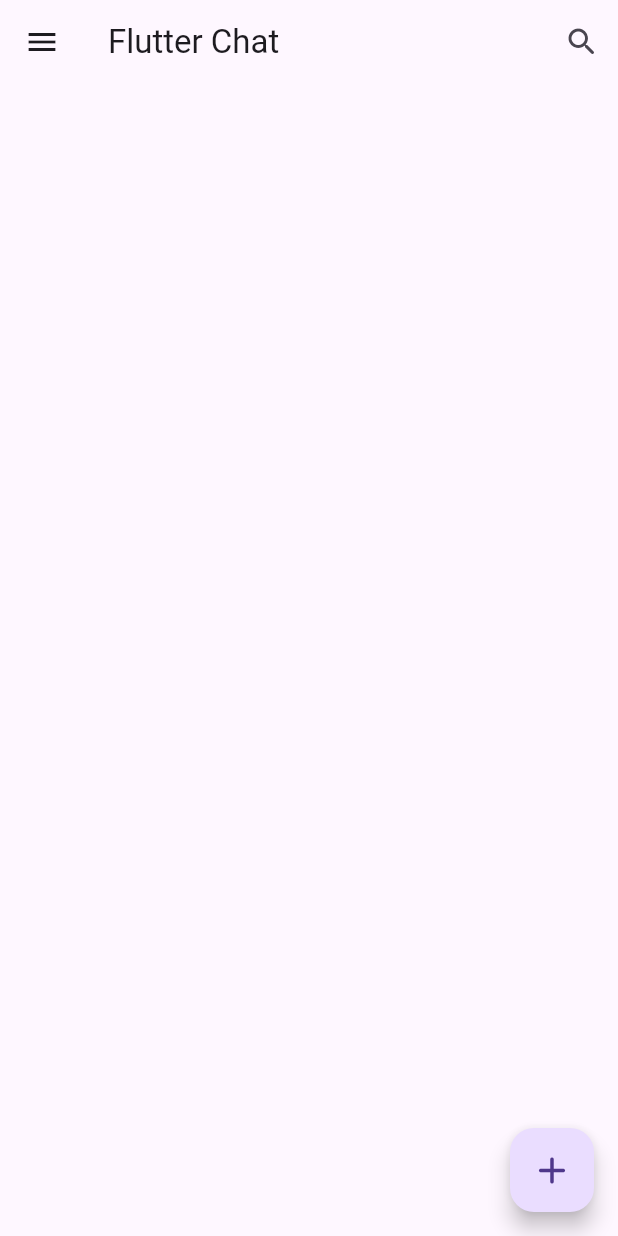
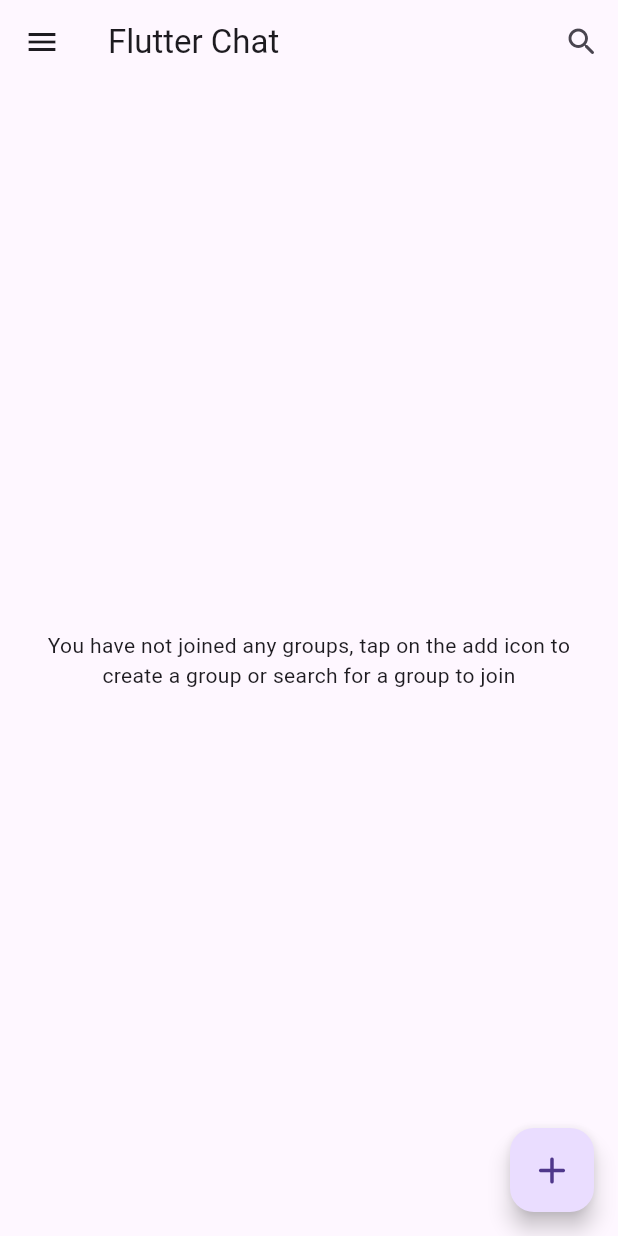
Before and after one commit to veersheth/flutter-chat, a Flutter app: the HomePage screen opened directly, on a phone screen of 412 x 824 dp. Run offline on Flutter 3.47's test engine with Material 2 defaults, Android fonts, the phone set to English and light mode, and no system bars; our stand-ins replace cloud_firestore, firebase_auth, firebase_core, shared_preferences; accounts and stored records are empty.

```diff
--- a/lib/pages/home_page.dart
+++ b/lib/pages/home_page.dart
@@ -1,5 +1,7 @@
+import 'package:firebase_auth/firebase_auth.dart';
 import 'package:flutter/material.dart';
 import 'package:flutter_chat_app/helper/helper_function.dart';
+import 'package:flutter_chat_app/service/database_service.dart';
 import '../widgets/drawer_widget.dart';
 import 'package:flutter_chat_app/pages/search_page.dart';
 import 'package:flutter_chat_app/service/auth_service.dart';
@@ -16,6 +18,7 @@ class _HomePageState extends State<HomePage> {
   String userName = "";
   String email = "";
   AuthService authService = AuthService();
+  Stream? groups;
 
   @override
   void initState() {
@@ -32,6 +35,15 @@ class _HomePageState extends State<HomePage> {
     await HelperFunctions.getUserNameFromSF().then((value) {
       setState(() {
         userName = value!;
+      });
+    });
+
+    // getting list of snapshots in stream
+    await DatabaseService(uid: FirebaseAuth.instance.currentUser!.uid)
+        .getUserGroups()
+        .then((snapshots) {
+      setState(() {
+        groups = snapshots;
       });
     });
   }
@@ -66,5 +78,49 @@ class _HomePageState extends State<HomePage> {
 
   addGroupDialog(BuildContext context) {}
 
-  groupList() {}
+  groupList() {
+    return StreamBuilder(
+      stream: groups,
+      builder: (BuildContext context, AsyncSnapshot snapshots) {
+        // make checks
+        if (snapshots.hasData) {
+          if (snapshots.data['groups'] != null) {
+            if (snapshots.data['groups'].length != 0) {
+              return const Text("HELLOOO");
+            } else {
+              return noGroupWidget();
+            }
+          } else {
+            return noGroupWidget();
+          }
+          ;
+        } else {
+          return Center(
+              child: CircularProgressIndicator(
+                  color: Theme.of(context).primaryColor));
+        }
+        ;
+      },
+    );
+  }
+
+  noGroupWidget() {
+    return Container(
+      padding: const EdgeInsets.symmetric(
+        horizontal: 25,
+      ),
+      child: const Column(
+        mainAxisAlignment: MainAxisAlignment.center,
+        crossAxisAlignment: CrossAxisAlignment.center,
+        children: [
+          // Icon(Icons.add_circle_rounded, size: 75),
+          // kSizedHeight,
+          Text(
+            "You have not joined any groups, tap on the add icon to create a group or search for a group to join",
+            textAlign: TextAlign.center,
+          )
+        ],
+      ),
+    );
+  }
 }
--- a/lib/service/database_service.dart
+++ b/lib/service/database_service.dart
@@ -25,4 +25,9 @@ class DatabaseService {
         await userCollection.where("email", isEqualTo: email).get();
     return snapshot;
   }
+
+  // get user groups
+  Future getUserGroups() async {
+    return userCollection.doc(uid).snapshots();
+  }
 }
--- a/lib/widgets/drawer_widget.dart
+++ b/lib/widgets/drawer_widget.dart
@@ -4,7 +4,6 @@ import 'package:flutter_chat_app/pages/login_page.dart';
 import 'package:flutter_chat_app/pages/profile_page.dart';
 import 'package:flutter_chat_app/service/auth_service.dart';
 import 'package:flutter_chat_app/widgets/widgets.dart';
-
 import '../pages/home_page.dart';
 
 class DrawerWidget extends StatefulWidget {
@@ -98,9 +97,13 @@ class _DrawerWidget extends State<DrawerWidget> {
                             nextScreenReplace(context, const LoginPage());
                           });
                         },
+                        style: ButtonStyle(
+                          backgroundColor: MaterialStatePropertyAll(
+                              Theme.of(context).primaryColor),
+                        ),
                         child: Text("Okay",
                             style: TextStyle(
-                                color: Theme.of(context).primaryColor)),
+                                color: Theme.of(context).canvasColor)),
                       ),
                     ],
                   );
--- a/lib/widgets/widgets.dart
+++ b/lib/widgets/widgets.dart
@@ -3,13 +3,13 @@ import "package:flutter/material.dart";
 const textInputDecoration = InputDecoration(
   labelStyle: TextStyle(color: Colors.black),
   focusedBorder: OutlineInputBorder(
-    borderSide: BorderSide(color: Color.fromARGB(255, 213, 92, 83)),
+    borderSide: BorderSide(color: Color.fromARGB(50, 0, 0, 0)),
   ),
   enabledBorder: OutlineInputBorder(
-    borderSide: BorderSide(color: Color.fromARGB(255, 213, 92, 83)),
+    borderSide: BorderSide(color: Color.fromARGB(50, 0, 0, 0)),
   ),
   errorBorder: OutlineInputBorder(
-    borderSide: BorderSide(color: Color.fromARGB(255, 213, 92, 83)),
+    borderSide: BorderSide(color: Color.fromARGB(50, 0, 0, 0)),
   ),
 );
 
```
Also changed, not shown: assets/login.png, assets/register.png.
